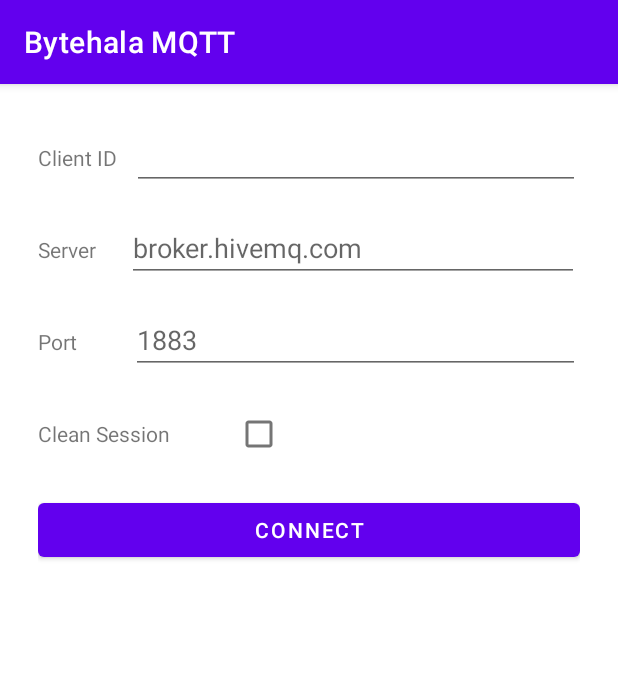
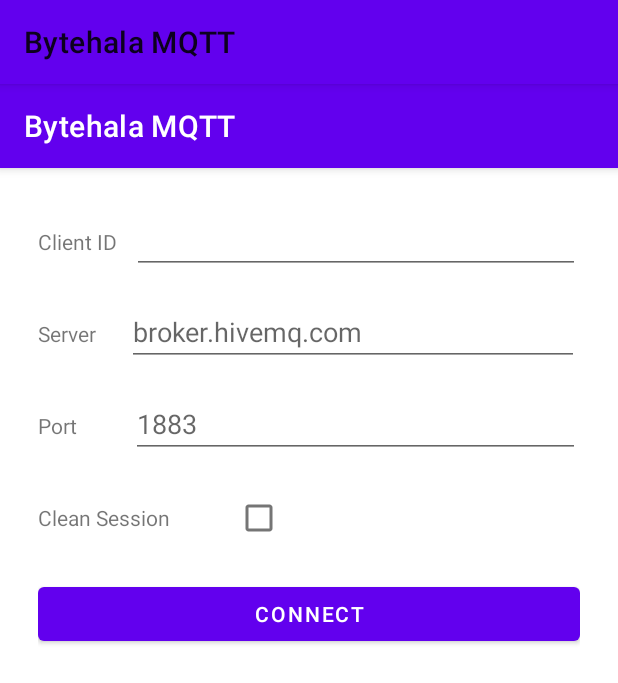
Before and after one commit to bytehala/android-mqtt-quickstart, an Android app: the screen it shows after launch (NewMainActivity), after a tap on an icon or button, on a phone screen of 412 x 824 dp. Shown: the top 683 px of the screen. Run offline under Robolectric (Android 15) with nearby library versions, the phone set to English and light mode, and no system bars; 3 statements that could not run were skipped.

```diff
--- a/app/src/main/java/io/bytehala/eclipsemqtt/sample/MainActivity.java
+++ b/app/src/main/java/io/bytehala/eclipsemqtt/sample/MainActivity.java
@@ -71,7 +71,7 @@ public class MainActivity extends AppCompatActivity {
 
         listView = findViewById(R.id.list);
         listView.setOnItemLongClickListener(new MainActivity.LongClickItemListener());
-        listView.setTextFilterEnabled(true);
+        listView.setTextFilterEnabled(true); // TODO: What's this for?
 
         listView.setOnItemClickListener((listView, view, position, id) -> {
 
@@ -83,6 +83,7 @@ public class MainActivity extends AppCompatActivity {
                 Intent intent = new Intent();
                 intent.setClassName(getApplicationContext().getPackageName(),
                         "io.bytehala.eclipsemqtt.sample.connectiondetails.ConnectionDetailsActivity");
+                Log.d("TEST", "handle: " +  c.handle());
                 intent.putExtra("handle", c.handle());
                 startActivity(intent);
             }
--- a/app/src/main/res/values/styles.xml
+++ b/app/src/main/res/values/styles.xml
@@ -4,7 +4,7 @@
         Base application theme, dependent on API level. This theme is replaced
         by AppBaseTheme from res/values-vXX/styles.xml on newer devices.
     -->
-    <style name="AppBaseTheme" parent="Theme.MaterialComponents.Light.NoActionBar">
+    <style name="AppBaseTheme" parent="Theme.MaterialComponents.Light">
         <!--
             Theme customizations available in newer API levels can go in
             res/values-vXX/styles.xml, while customizations related to
```
Also changed, not shown: app/src/main/AndroidManifest.xml (+1 -8 lines), app/src/main/java/io/bytehala/eclipsemqtt/sample/MainFragment.kt (+47 -13 lines).
